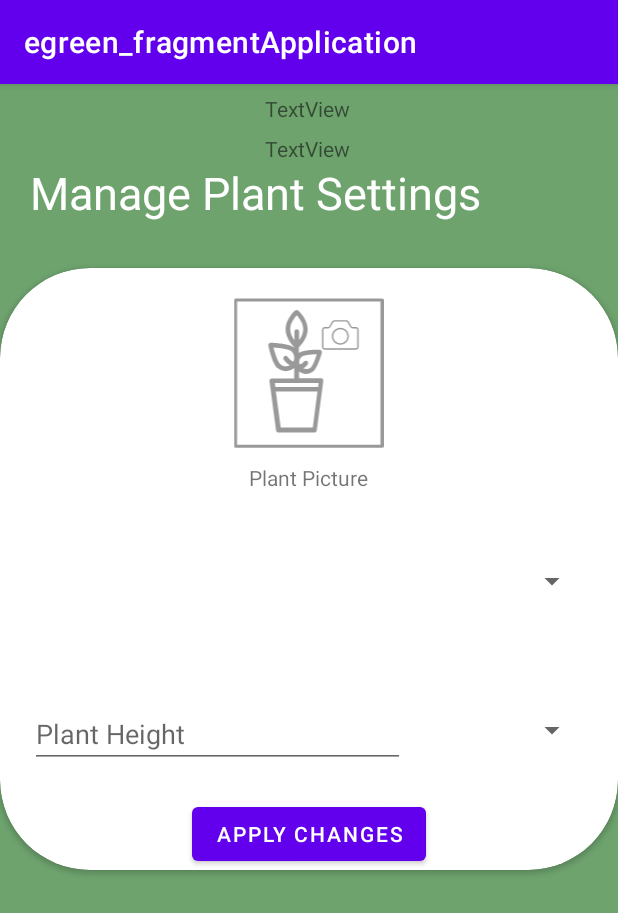
After one commit to marcoscarzello/egreen, an Android app: the PlantSettingsFragment screen opened through its navigation route, on a phone screen of 412 x 824 dp. The commit adds this screen. Shown: the top 913 px of the screen. Run offline under Robolectric (Android 15) with nearby library versions, the phone set to English and light mode, and no system bars; our stand-ins replace Firebase (no records; nobody signed in at launch, a user with empty details on screens opened directly).

Commit message:
funziona qualcosa

```diff
--- a/egreen_fragmentApplication/app/src/main/java/com/example/egreen_fragmentapplication/MainActivity.kt
+++ b/egreen_fragmentApplication/app/src/main/java/com/example/egreen_fragmentapplication/MainActivity.kt
@@ -33,6 +33,8 @@ class MainActivity : AppCompatActivity() {
 
         vm.currentuser.observe(this, Observer {user -> uid.text = user?.uid ; eid.text = user?.email})
 
+        vm.initialize()
+
 
     }
 }
--- a/egreen_fragmentApplication/app/src/main/java/com/example/egreen_fragmentapplication/ui/main/LoginFragment.kt
+++ b/egreen_fragmentApplication/app/src/main/java/com/example/egreen_fragmentapplication/ui/main/LoginFragment.kt
@@ -93,6 +93,7 @@ class LoginFragment : Fragment(R.layout.fragment_login) {
 
  */
                                     viewModel.updateCurrentUser()
+                                    viewModel.getPlants() //carica piante
                                     findNavController().navigate(R.id.action_loginFragment_to_mainFragment)
                                 } else {
                                     //if logging in is not successful then show error message
--- a/egreen_fragmentApplication/app/src/main/java/com/example/egreen_fragmentapplication/ui/main/MainFragment.kt
+++ b/egreen_fragmentApplication/app/src/main/java/com/example/egreen_fragmentapplication/ui/main/MainFragment.kt
@@ -32,17 +32,21 @@ class MainFragment : Fragment(R.layout.main_fragment) {
         val addPlant = view.findViewById<Button>(R.id.addPlant)
        val viewModel: MainViewModel by activityViewModels()
 
+
         addPlant.setOnClickListener{
+            /*
              //QUUA PRATICAMENTE TOLGO IL VECCHIO E METTO IL NUOVO
                 requireActivity().supportFragmentManager.beginTransaction()
                 .replace(R.id.container, addPlantFragment())
                 //.addToBackStack("secondary")                         //fa sì che premendo il tasto back del dispositivo non si chiuda l'app ma si torni indietro
                 .commitNow()
 
+             */
+
                     //MOLTO PIU EASY - USO FINDNAVCONTROLLER.  -->l'app peró crasha con questo
 
 
-            //findNavController().navigate(R.id.action_mainFragment_to_addPlantFragment)
+            findNavController().navigate(R.id.action_mainFragment_to_gardenSettingsFragment)
 
 
         }
--- a/egreen_fragmentApplication/app/src/main/java/com/example/egreen_fragmentapplication/ui/main/MainViewModel.kt
+++ b/egreen_fragmentApplication/app/src/main/java/com/example/egreen_fragmentapplication/ui/main/MainViewModel.kt
@@ -1,15 +1,13 @@
 package com.example.egreen_fragmentapplication.ui.main
 
+import android.util.Log
 import androidx.lifecycle.LiveData
 import androidx.lifecycle.MutableLiveData
 import androidx.lifecycle.ViewModel
 import com.google.firebase.auth.AuthResult
 import com.google.firebase.auth.FirebaseAuth
 import com.google.firebase.auth.FirebaseUser
-import com.google.firebase.database.DataSnapshot
-import com.google.firebase.database.DatabaseReference
-import com.google.firebase.database.FirebaseDatabase
-import com.google.firebase.database.ValueEventListener
+import com.google.firebase.database.*
 import com.google.firebase.database.ktx.database
 import com.google.firebase.database.ktx.getValue
 import com.google.firebase.ktx.Firebase
@@ -19,8 +17,21 @@ data class User(var email : String, var plantName : String, var username : Strin
 
 class MainViewModel : ViewModel () {
 
+    public var selectedPlant = "";
+
     private var mutableCurrentUser = MutableLiveData<FirebaseUser?>()
     val currentuser: LiveData<FirebaseUser?> get() = mutableCurrentUser
+
+    private var mutableHeigth = MutableLiveData<String?>()
+    val heigth: LiveData<String?> get() = mutableHeigth
+
+    private var mutablePlantList = MutableLiveData<MutableList<String>>()
+    val plantList: LiveData<MutableList<String>> get() = mutablePlantList
+
+    open fun initialize(){
+        mutablePlantList.value = mutableListOf()
+
+    }
 
     private var mutableRefDB = MutableLiveData<DatabaseReference?>()
     val refDB: LiveData<DatabaseReference?> get() = mutableRefDB
@@ -42,6 +53,70 @@ class MainViewModel : ViewModel () {
         updateCurrentUser()
     }
 
+    open fun addPlant(plantName: String, plantHeight: String){
+
+        var plantData: MutableMap<String, String> = HashMap()
+
+        plantData["plantName"] = plantName
+        plantData["plantHeigth"] = plantHeight
+        plantData["params"] = ""
+
+        mutableRefDB.value?.child("plants")?.child(plantName)?.setValue(plantData)
+
+    }
+
+    open fun getSelectedPlantHeigth() {
+    //open fun getSelectedPlantHeigth() : String {
+        var v: String = "default"
+        mutableRefDB.value?.child("plants")?.child(selectedPlant)?.child("plantHeigth")?.addValueEventListener(
+            object : ValueEventListener {
+                override fun onDataChange(snapshot: DataSnapshot) {
+                    mutableHeigth.value = snapshot.getValue<String>().toString()
+                }
+
+                override fun onCancelled(error: DatabaseError) {
+                }
+
+            })
+        //return heigth.value.toString()
+    }
+
+    open fun getSelectedPlantName() : String {
+        return selectedPlant
+    }
+
+    open fun modifyPlant(plantHeight: String) {
+        mutableRefDB.value?.child("plants")?.child(selectedPlant)?.child("plantHeigth")?.setValue(plantHeight)
+
+    }
+
+    open fun getPlants() {
+    //open fun getPlants() : MutableList<String>?{
+        //var plantList : MutableList<String> = mutableListOf()
+        //mutablePlantList.value = mutableListOf()
+        mutableRefDB.value?.child("plants")?.addValueEventListener(object: ValueEventListener{
+
+            override fun onDataChange(snapshot: DataSnapshot) {
+                for (ds in snapshot.children) {
+                    val pianta = ds.child("plantName")?.getValue(String::class.java)
+                    Log.d("DS", ds.toString())
+
+                    Log.d("PIANTA", pianta.toString())
+
+                    if (pianta != null && mutablePlantList.value?.contains(pianta) == false) mutablePlantList.value?.add(pianta)
+                    Log.d("LISTA PAINTE", mutablePlantList.value.toString())
+
+                }
+
+            }
+
+            override fun onCancelled(error: DatabaseError) {
+                TODO("Not yet implemented")
+            }
+
+        })
+        //return plantList
+    }
 
 
 /*
--- /dev/null
+++ b/egreen_fragmentApplication/app/src/main/java/com/example/egreen_fragmentapplication/ui/main/PlantSettingsFragment.kt
@@ -0,0 +1,46 @@
+package com.example.egreen_fragmentapplication.ui.main
+
+import android.os.Bundle
+import androidx.fragment.app.Fragment
+import android.view.View
+import android.widget.Button
+import android.widget.EditText
+import android.widget.Switch
+import android.widget.TextView
+import androidx.appcompat.app.AppCompatDelegate
+import androidx.fragment.app.activityViewModels
+import androidx.lifecycle.Observer
+import androidx.navigation.fragment.findNavController
+import com.example.egreen_fragmentapplication.R
+
+
+class PlantSettingsFragment : Fragment(R.layout.fragment_plant_settings) {
+
+
+
+
+
+    override fun onViewCreated(view: View, savedInstanceState: Bundle?) {
+        super.onViewCreated(view, savedInstanceState)
+
+        val viewModel: MainViewModel by activityViewModels()
+
+        val plantNameText  = view.findViewById<TextView>(R.id.plant_name)
+        val plantHeigthEditText  = view.findViewById<EditText>(R.id.Plant_height)
+        val applyBtn  = view.findViewById<Button >(R.id.save_Button)
+
+
+        plantNameText.text = viewModel.getSelectedPlantName()
+        viewModel.getSelectedPlantHeigth()
+        viewModel.heigth.observe(this, Observer { h -> plantHeigthEditText.setText(h) })
+        //plantHeigthEditText.setText(viewModel.getSelectedPlantHeigth())
+
+
+
+        applyBtn.setOnClickListener{
+            viewModel.modifyPlant(plantHeigthEditText.text.toString())
+            findNavController().navigate(R.id.action_plantSettingsFragment_to_mainFragment)
+        }
+
+    }
+}
--- a/egreen_fragmentApplication/app/src/main/java/com/example/egreen_fragmentapplication/ui/main/RegisterFragment.kt
+++ b/egreen_fragmentApplication/app/src/main/java/com/example/egreen_fragmentapplication/ui/main/RegisterFragment.kt
@@ -105,6 +105,7 @@ class RegisterFragment : Fragment(R.layout.fragment_register) {
                                     val currentUserDb = ref.child((firebaseUser.uid))    //sottoramo di users che ha come chiave l'userID assegnato al nuovo utente
                                     currentUserDb.child("username")?.setValue(r_username.text.toString())        //metto nel ramo dell'utente creato lo username
                                     currentUserDb.child("email")?.setValue(r_email.text.toString())              //metto nel ramo dell'utente creato la mail
+                                    currentUserDb.child("plants")?.setValue("")       //metto nel ramo dell'utente creato la mail
 
                                     Toast.makeText(
                                         this@RegisterFragment.requireContext(),
--- /dev/null
+++ b/egreen_fragmentApplication/app/src/main/res/layout/fragment_plant_settings.xml
@@ -0,0 +1,131 @@
+<?xml version="1.0" encoding="utf-8"?>
+<LinearLayout xmlns:android="http://schemas.android.com/apk/res/android"
+    android:layout_width="match_parent"
+    android:layout_height="match_parent"
+    android:orientation="vertical"
+    xmlns:app="http://schemas.android.com/apk/res-auto"
+    android:background="@color/main_theme">
+
+    <ImageView
+        android:layout_width="wrap_content"
+        android:layout_height="20dp"
+        android:id="@+id/back" />
+
+    <TextView
+        android:id="@+id/title"
+        android:layout_width="wrap_content"
+        android:layout_height="wrap_content"
+        android:layout_marginStart="20dp"
+        android:layout_marginTop="32dp"
+        android:text="Manage Plant Settings"
+        android:textColor="@color/white"
+        android:textSize="30dp" />
+
+
+    <androidx.cardview.widget.CardView
+        android:layout_width="match_parent"
+        android:layout_height="wrap_content"
+        android:layout_marginBottom="30dp"
+        android:layout_marginTop="30dp"
+        app:cardCornerRadius="60dp"
+        android:id="@+id/plant_info_container"
+        app:layout_constraintBottom_toBottomOf="parent"
+        android:background="@color/white">
+
+        <LinearLayout
+            android:layout_width="match_parent"
+            android:layout_height="wrap_content"
+            android:orientation="vertical">
+
+            <LinearLayout
+                android:layout_width="match_parent"
+                android:layout_height="wrap_content"
+                android:layout_marginTop="20dp"
+                android:layout_marginStart="20dp"
+                android:layout_marginEnd="20dp"
+                android:orientation="vertical"
+                android:gravity="center">
+
+                <ImageView
+                    android:id="@+id/plant_image"
+                    android:layout_width="150dp"
+                    android:layout_height="100dp"
+                    android:src="@drawable/ic_plant_photo"/>
+
+                <TextView
+                    android:id="@+id/plant_picture"
+                    android:layout_width="wrap_content"
+                    android:layout_height="wrap_content"
+                    android:layout_marginTop="10dp"
+                    android:gravity="center"
+                    android:text="Plant Picture" />
+
+            </LinearLayout>
+
+
+            <LinearLayout
+                android:layout_width="match_parent"
+                android:layout_height="wrap_content"
+                android:id="@+id/edit_text_container"
+                android:orientation="vertical">
+
+                <TextView
+                    android:id="@+id/plant_name"
+                    android:layout_width="match_parent"
+                    android:layout_height="wrap_content"
+                    android:text="Plant Name" />
+
+                <Spinner
+                    android:id="@+id/plant_Type"
+                    android:layout_width="match_parent"
+                    android:layout_height="40dp"
+                    android:layout_margin="20dp" />
+
+                <TextView
+                    android:layout_width="wrap_content"
+                    android:layout_height="wrap_content"
+                    android:id="@+id/result"/>
+
+                <LinearLayout
+                    android:layout_width="match_parent"
+                    android:layout_height="wrap_content"
+                    android:id="@+id/height_info_container"
+                    android:orientation="horizontal"
+                    android:layout_margin="20dp">
+
+                    <EditText
+                        android:layout_width="250dp"
+                        android:layout_height="wrap_content"
+                        android:id="@+id/Plant_height"
+                        android:hint="Plant Height"
+                        android:maxLines="1"/>
+
+                    <Spinner
+                        android:layout_width="match_parent"
+                        android:layout_height="40dp"
+                        android:id="@+id/plant_height_spinner"
+                        />
+
+
+                </LinearLayout>
+
+
+                <Button
+                    android:id="@+id/save_Button"
+                    android:layout_width="wrap_content"
+                    android:layout_height="wrap_content"
+                    android:layout_gravity="center"
+                    android:text="Apply Changes" />
+
+            </LinearLayout>
+
+
+
+
+
+
+        </LinearLayout>
+
+    </androidx.cardview.widget.CardView>
+
+</LinearLayout>
--- a/egreen_fragmentApplication/app/src/main/res/layout/main_fragment.xml
+++ b/egreen_fragmentApplication/app/src/main/res/layout/main_fragment.xml
@@ -26,7 +26,7 @@
         android:id="@+id/addPlant"
         android:layout_width="wrap_content"
         android:layout_height="wrap_content"
-        android:text="Aggiungi pianta"
+        android:text="garden settings"
         app:layout_constraintBottom_toBottomOf="parent"
         app:layout_constraintEnd_toEndOf="parent"
         app:layout_constraintStart_toStartOf="parent"
--- a/egreen_fragmentApplication/app/src/main/res/navigation/main_nav.xml
+++ b/egreen_fragmentApplication/app/src/main/res/navigation/main_nav.xml
@@ -16,6 +16,9 @@
         <action
             android:id="@+id/action_mainFragment_to_loginFragment"
             app:destination="@id/loginFragment" />
+        <action
+            android:id="@+id/action_mainFragment_to_gardenSettingsFragment"
+            app:destination="@id/gardenSettingsFragment" />
     </fragment>
     <fragment
         android:id="@+id/addPlantFragment"
@@ -48,6 +51,9 @@
         <action
             android:id="@+id/action_gardenSettingsFragment_to_addPlantFragment"
             app:destination="@id/addPlantFragment" />
+        <action
+            android:id="@+id/action_gardenSettingsFragment_to_plantSettingsFragment"
+            app:destination="@id/plantSettingsFragment" />
     </fragment>
     <fragment
         android:id="@+id/loginFragment"
@@ -78,4 +84,12 @@
         android:name="com.example.egreen_fragmentapplication.ui.main.AccountSettingsFragment"
         android:label="fragment_account_settings"
         tools:layout="@layout/fragment_account_settings" />
+    <fragment
+        android:id="@+id/plantSettingsFragment"
+        android:name="com.example.egreen_fragmentapplication.ui.main.PlantSettingsFragment"
+        android:label="PlantSettingsFragment" >
+        <action
+            android:id="@+id/action_plantSettingsFragment_to_mainFragment"
+            app:destination="@id/mainFragment" />
+    </fragment>
 </navigation>
```
Also changed, not shown: egreen_fragmentApplication/app/src/main/java/com/example/egreen_fragmentapplication/ui/main/GardenSettingsFragment.kt (+62 -1 lines), egreen_fragmentApplication/app/src/main/java/com/example/egreen_fragmentapplication/ui/main/addPlantFragment.kt (+9 -0 lines).
